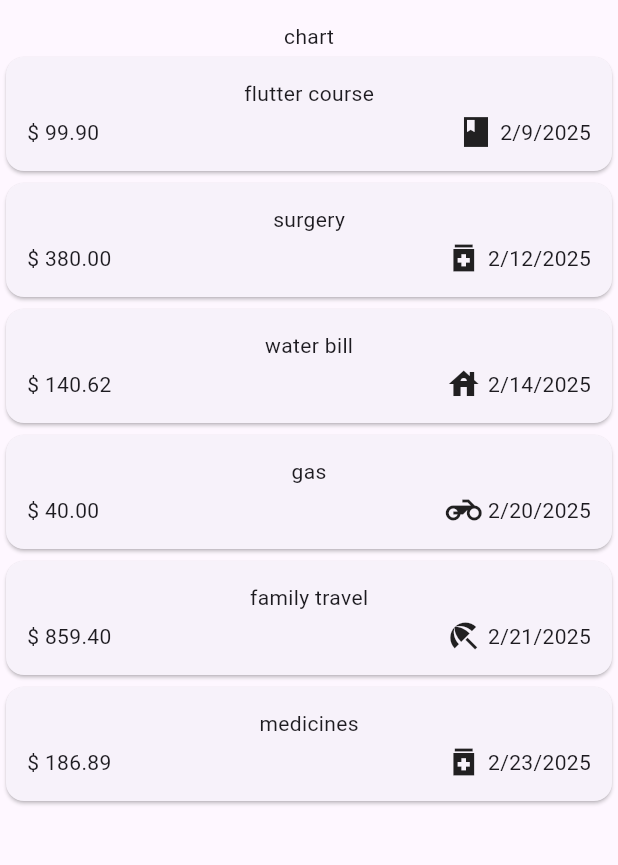
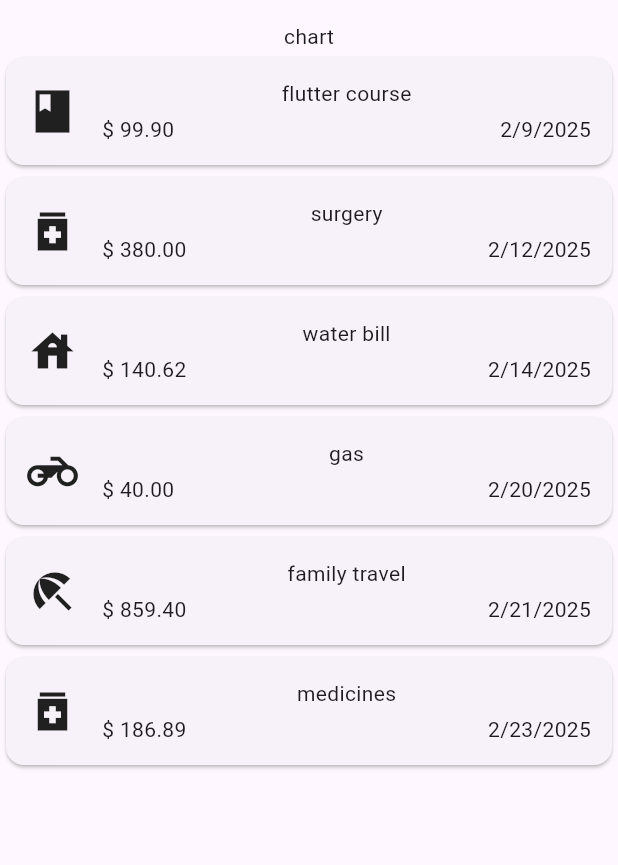
Before and after one commit to mikaelmicheline/expense-tracker, a Flutter app: the screen it shows after launch, on a phone screen of 412 x 824 dp, the part 63-928 px from its top. Run offline on Flutter 3.47's test engine with Material 3 defaults, Android fonts, the phone set to English and light mode, and no system bars.

Commit message:
change expense item widget

```diff
--- a/lib/widgets/expenses_list/expense_item.dart
+++ b/lib/widgets/expenses_list/expense_item.dart
@@ -11,6 +11,17 @@ class ExpenseItem extends StatelessWidget {
     return Card(
       child: Padding(
         padding: const EdgeInsets.all(14),
+        child: Row(
+          mainAxisSize: MainAxisSize.max,
+          children: [
+            Icon(
+              categoryIcons[expense.category],
+              size: 34,
+            ),
+            const SizedBox(
+              width: 16,
+            ),
+            Expanded(
               child: Column(
                 children: [
                   Text(expense.title),
@@ -21,16 +32,11 @@ class ExpenseItem extends StatelessWidget {
                     children: [
                       Text('\$ ${expense.amount.toStringAsFixed(2)}'),
                       const Spacer(),
-                Row(
-                  children: [
-                    Icon(categoryIcons[expense.category]),
-                    const SizedBox(
-                      width: 4,
-                    ),
-                    Text(expense.formattedDate)
+                      Text(expense.formattedDate),
                     ],
                   ),
                 ],
+              ),
             ),
           ],
         ),
```
Lines whose indentation alone changed are shown as unchanged.
